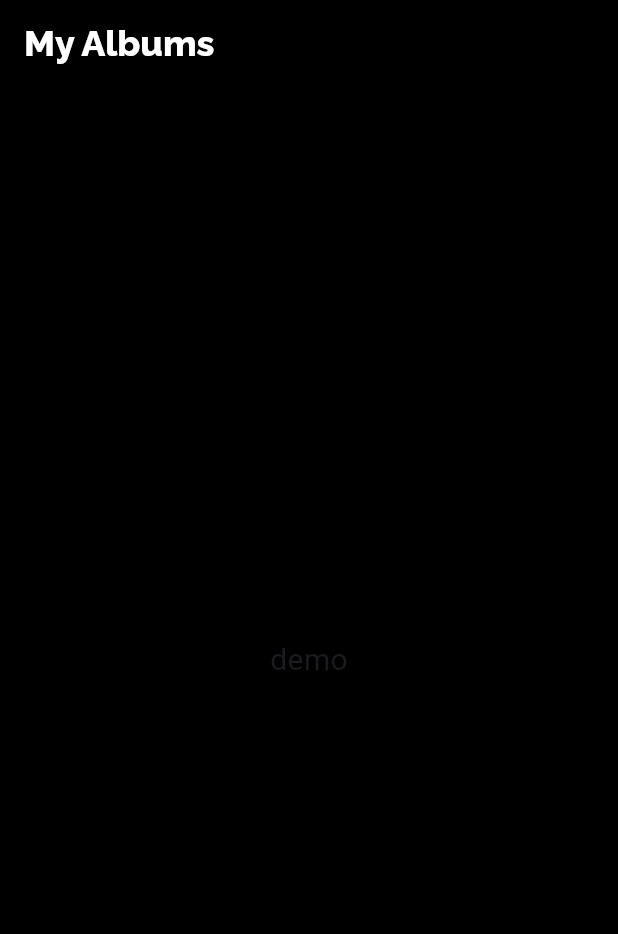
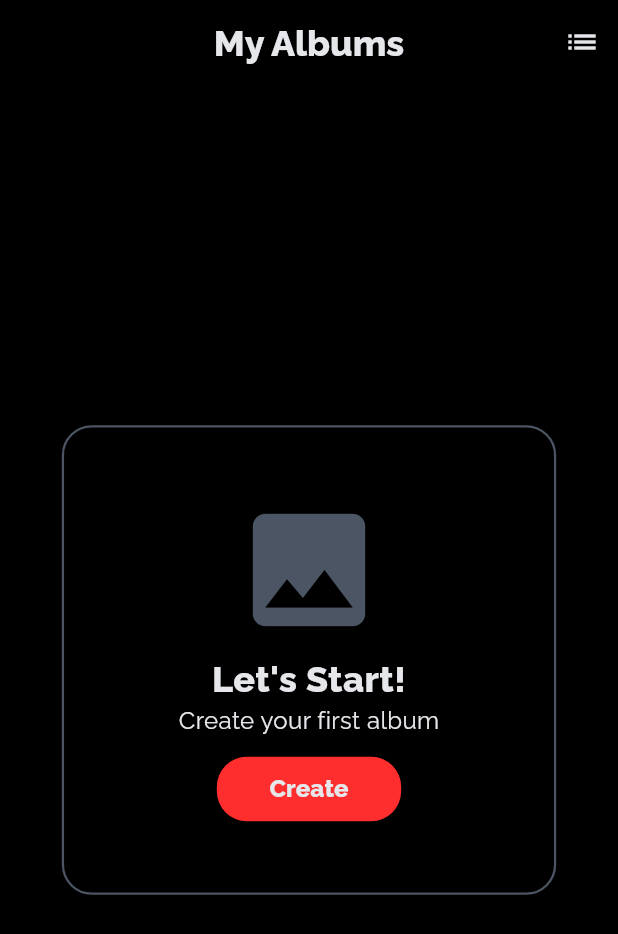
Before and after one commit to mahaamimran/project_ar, a Flutter app: the screen it shows after launch, on a phone screen of 412 x 824 dp. Shown: the top 934 px of the screen. Run offline on Flutter 3.47's test engine with Material 3 defaults, Android fonts, the phone set to English and light mode, and no system bars; our stand-ins replace google_fonts.

Commit message:
home layout

```diff
--- a/lib/config/text_styles.dart
+++ b/lib/config/text_styles.dart
@@ -1,5 +1,6 @@
 import 'package:flutter/material.dart';
 import 'package:google_fonts/google_fonts.dart';
+import 'package:project_ar/config/color_constants.dart';
 
 class CustomTextStyles {
   CustomTextStyles._();
@@ -7,26 +8,26 @@
   static TextStyle headingText1= _buildTextStyle(
     fontSize: 24,
     fontWeight: FontWeight.w800,
-    color: Colors.white,
+    color: ColorConstants.whiteColor
   );
 
   static TextStyle headingText2 = _buildTextStyle(
     fontSize: 20,
     fontWeight: FontWeight.w600,
-    color: Colors.white,
+    color: ColorConstants.whiteColor
   );
 
   static TextStyle headingText3 = _buildTextStyle(
     fontSize: 16,
     fontWeight: FontWeight.w400,
-    color: Colors.white,
+    color: ColorConstants.whiteColor
   );
 
   static TextStyle _buildTextStyle({
     // default values
     double fontSize = 12,
     FontWeight fontWeight = FontWeight.w800,
-    Color color = Colors.white,
+    Color color = ColorConstants.whiteColor,
   }) {
     // change font from here
     return GoogleFonts.raleway(
--- a/lib/main.dart
+++ b/lib/main.dart
@@ -15,7 +15,7 @@
 class MyAppState extends State<MyApp> {
   @override
   Widget build(BuildContext context) {
-    return MaterialApp(
+    return const MaterialApp(
       home: MyAlbums(),
       debugShowCheckedModeBanner: false,
     );
--- a/lib/screens/my_albums.dart
+++ b/lib/screens/my_albums.dart
@@ -13,17 +13,93 @@
   @override
   Widget build(BuildContext context) {
     return Scaffold(
-        backgroundColor: ColorConstants.primaryColor,
-        appBar: AppBar(
-          backgroundColor: ColorConstants.primaryColor,
-          title:  Text('My Albums', style: CustomTextStyles.headingText1,),
-        ),
-        body: const Center(
-          child: Text(
-            'demo',
-            style: TextStyle(fontSize: 20),
+      backgroundColor: ColorConstants.primaryColor,
+      appBar: appBar(),
+      body: body(),
+    );
+  }
+
+  AppBar appBar() {
+    return AppBar(
+      centerTitle: true,
+      backgroundColor: ColorConstants.primaryColor,
+      title: Text(
+        'My Albums',
+        style: CustomTextStyles.headingText1,
+      ),
+      actions: [
+        IconButton(
+          onPressed: () {
+            // navigate to about screen
+
+          },
+          icon: const Icon(
+            Icons.list,
+            color: ColorConstants.whiteColor,
           ),
         ),
-      );
+      ],
+    );
+  }
+
+  Widget body() {
+    final width = MediaQuery.of(context).size.width;
+    final height = MediaQuery.of(context).size.height;
+    return Center(
+      child: Container(
+        // container has border light grey only and rounded corners
+        width: width * 0.8,
+        height: height * 0.38,
+        decoration: BoxDecoration(
+          border: Border.all(
+            width:  1.5,
+            color: ColorConstants.greyColor,
+          ),
+          borderRadius: BorderRadius.circular(20),
+        ),
+        child: Column(
+          mainAxisAlignment: MainAxisAlignment.center,
+          children: [
+            // add image here
+            const Icon(
+              Icons.image,
+              size: 100,
+              color: ColorConstants.greyColor,
+            ),
+            const SizedBox(height: 5),
+            // let's start text
+            Text(
+              'Let\'s Start!',
+              style: CustomTextStyles.headingText1,
+            ),
+            Text(
+              'Create your first album',
+              style: CustomTextStyles.headingText3,
+            ),
+            const SizedBox(height: 10),
+            ElevatedButton(
+              onPressed: () {
+                // navigate to create album screen
+
+              },
+              style: ElevatedButton.styleFrom(
+                padding: EdgeInsets.symmetric(horizontal: 35, vertical: 10),
+                backgroundColor: ColorConstants.redColor,
+                shape: RoundedRectangleBorder(
+                  borderRadius: BorderRadius.circular(20),
+                ),
+              ),
+              child: Text(
+                'Create',
+                style: CustomTextStyles.headingText1.copyWith(
+                  color: ColorConstants.whiteColor,
+                  fontSize: 16,
+                ),
+              ),
+            ),
+          ],
+        ),
+      ),
+    );
   }
 }
```
